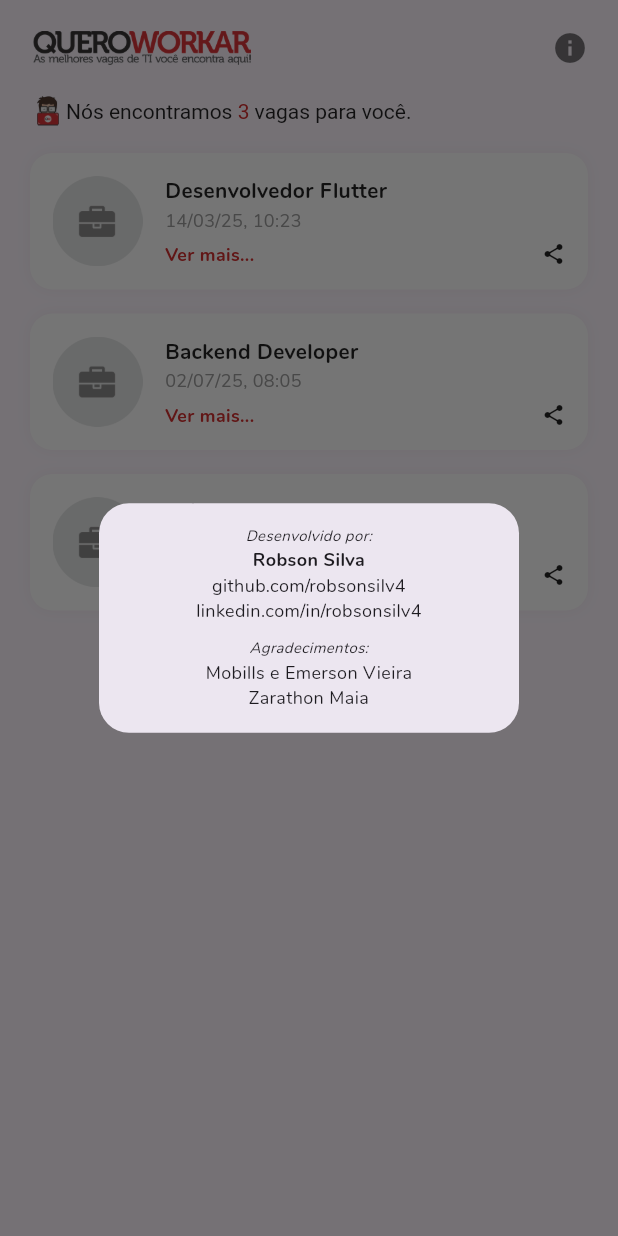
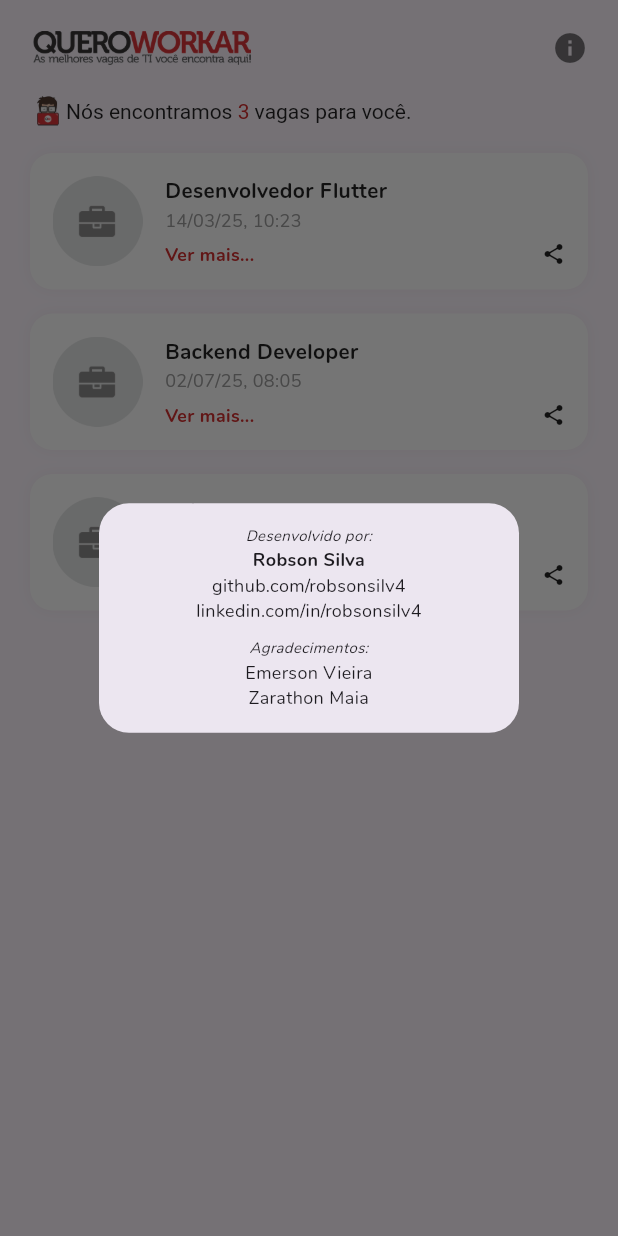
Before and after one commit to robsonsilv4/queroworkar, a Flutter app: the screen it shows after launch, after a tap on the "info" icon, on a phone screen of 412 x 824 dp. Run offline on Flutter 3.47's test engine with Material 3 defaults, Android fonts, the phone set to English and light mode, and no system bars; drawn by our look-alikes of cached_network_image; our stand-ins replace bloc, dio, equatable, flutter_bloc, flutter_html, get_it and 3 more; missing offline and left inert: dio_cache_interceptor; network calls fail.

Commit message:
chore: remove company reference

```diff
--- a/cspell.json
+++ b/cspell.json
@@ -3,6 +3,7 @@
     "$schema": "https://raw.githubusercontent.com/streetsidesoftware/cspell/main/cspell.schema.json",
     "useGitignore": true,
     "words": [
+        "linkedin",
         "Nunito",
         "queroworkar",
         "workar",
--- a/lib/shared/widgets/info_widget.dart
+++ b/lib/shared/widgets/info_widget.dart
@@ -66,7 +66,7 @@ class Info extends StatelessWidget {
                 ),
               ),
               Text(
-                'Mobills e Emerson Vieira',
+                'Emerson Vieira',
                 textAlign: TextAlign.center,
                 style: TextStyle(
                   fontSize: 12,
```
